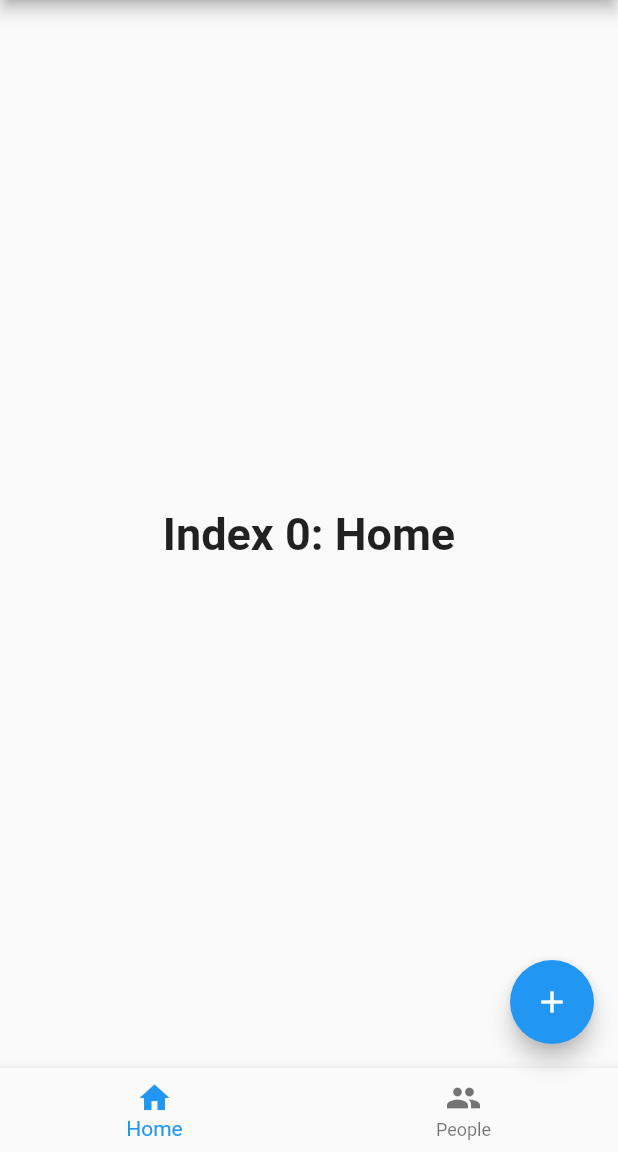
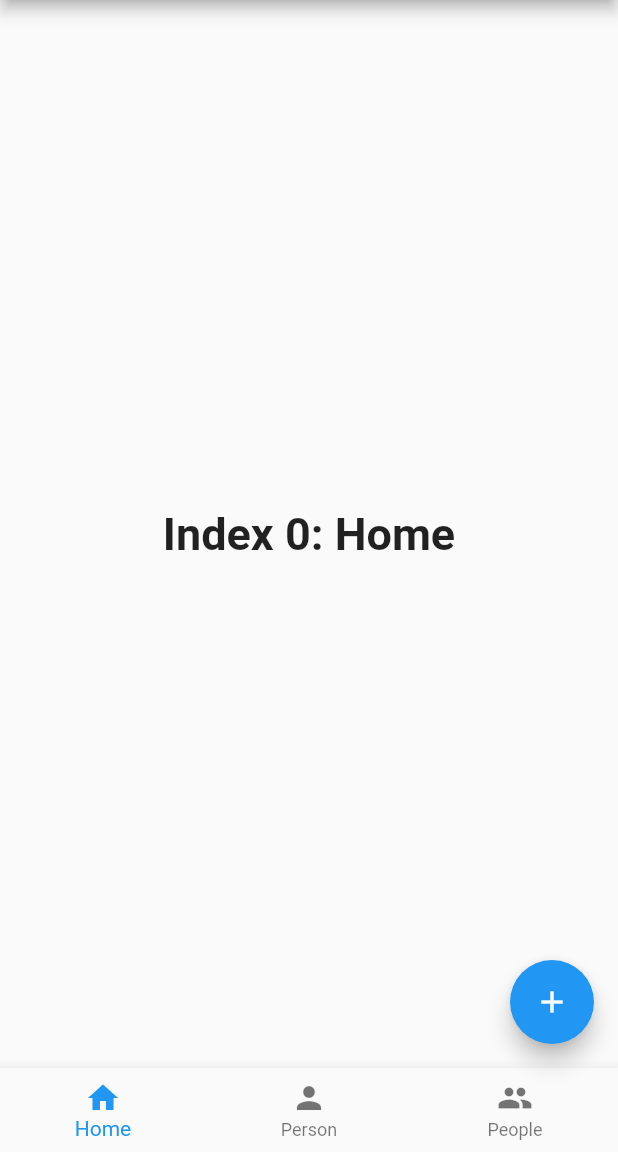
Before and after one commit to SPS-2020-Team-15/Graminsta, a Flutter app: the HomePage screen opened by its route, on a phone screen of 412 x 824 dp, the part 84-1236 px from its top. Run offline on Flutter 3.47's test engine with Material 2 defaults, Android fonts, the light colour scheme and no system bars; our stand-ins replace shared_preferences; accounts and stored records are empty.

Commit message:
Recover personal page

```diff
--- a/flutter/Graminsta/lib/main.dart
+++ b/flutter/Graminsta/lib/main.dart
@@ -37,6 +37,10 @@ class _HomePageState extends State<HomePage> {
       'Index 0: Home',
       style: optionStyle,
     ), //change this into the timeline page.
+    Text(
+      'Index 1: Person',
+      style: optionStyle,
+    ), //change this into the gallery page.
     UsersList(),
   ];
 
@@ -114,6 +118,10 @@ class _HomePageState extends State<HomePage> {
                   title: Text('Home'),
                 ),
                 BottomNavigationBarItem(
+                  icon: Icon(Icons.person),
+                  title: Text('Person'),
+                ),
+                BottomNavigationBarItem(
                   icon: Icon(Icons.people),
                   title: Text('People'),
                 ),
```
